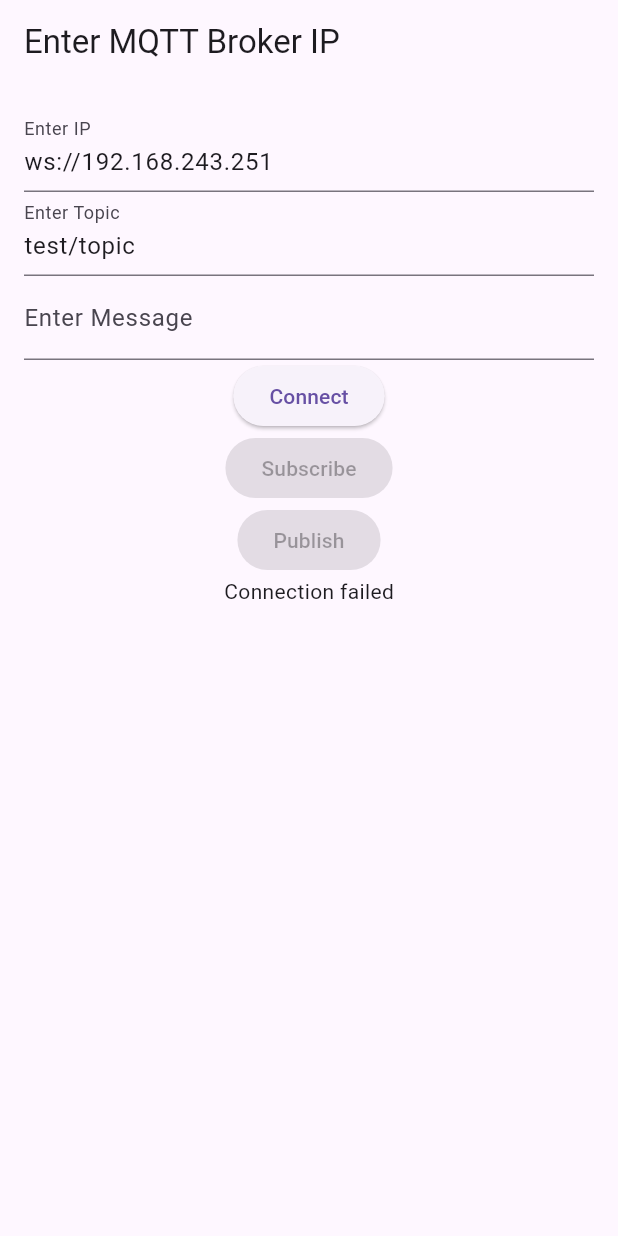
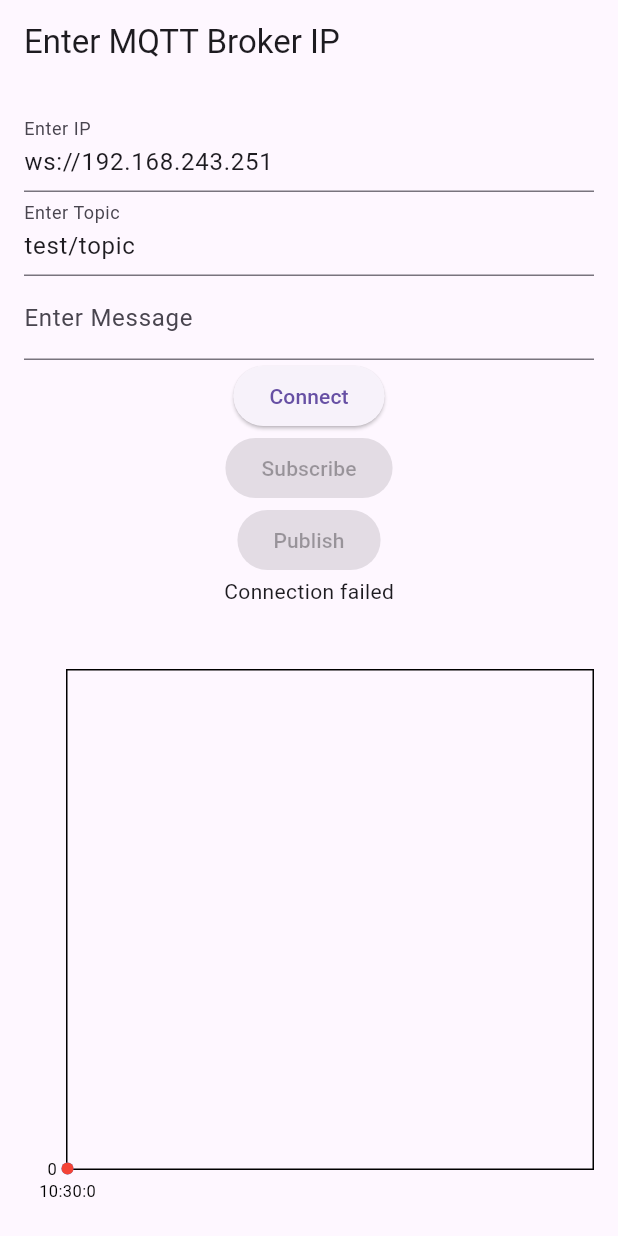
Before and after one commit to GnipN/flutter-web-mqtt-basic, a Flutter app: the screen it shows after launch, after a tap on "Connect", on a phone screen of 412 x 824 dp. Run offline on Flutter 3.47's test engine with Material 3 defaults, Android fonts, the phone set to English and light mode, and no system bars; drawn by our look-alikes of fl_chart; missing offline and left inert: mqtt_client.

Commit message:
Add fl_chart package and implement line chart

```diff
--- a/lib/main.dart
+++ b/lib/main.dart
@@ -1,6 +1,16 @@
+import 'package:flutter/foundation.dart';
 import 'package:flutter/material.dart';
 import 'package:mqtt_client/mqtt_browser_client.dart';
 import 'package:mqtt_client/mqtt_client.dart';
+
+// for fl_chart
+import 'package:fl_chart/fl_chart.dart';
+// import 'package:fl_chart_app/cubits/app/app_cubit.dart';
+// import 'package:fl_chart_app/presentation/resources/app_resources.dart';
+// import 'package:flutter_bloc/flutter_bloc.dart';
+// import 'package:google_fonts/google_fonts.dart';
+
+// import 'presentation/router/app_router.dart';
 
 void main() {
   runApp(const MyApp());
@@ -41,9 +51,16 @@ class _IpInputFormState extends State<IpInputForm> {
   String _connectionStatus = '';
   String _subscribeStatus = '';
   bool _isConnected = false;
+  final List<FlSpot> _chartData = [FlSpot(0, 0)]; // data for 1st chart
+  final List<FlSpot> _chartData2 = [FlSpot(0, 0)]; // data for 2nd chart
+  final List<DateTime> _timeData = [DateTime.now()]; // data for time
 
   @override
   Widget build(BuildContext context) {
+    final double maxY = _chartData
+        .map((spot) => spot.y)
+        .reduce((value, element) => value > element ? value : element);
+
     return Form(
       key: _formKey,
       child: Padding(
@@ -89,7 +106,9 @@ class _IpInputFormState extends State<IpInputForm> {
             ElevatedButton(
               onPressed: () async {
                 if (_formKey.currentState!.validate()) {
-                  print('IP: ${_ipController.text}');
+                  if (kDebugMode) {
+                    print('IP: ${_ipController.text}');
+                  }
                   // Here you can add the code to connect to the MQTT broker
                   client =
                       MqttBrowserClient(_ipController.text, 'flutter_client');
@@ -101,20 +120,26 @@ class _IpInputFormState extends State<IpInputForm> {
                   try {
                     await client?.connect();
                   } catch (e) {
-                    print('Exception: $e');
+                    if (kDebugMode) {
+                      print('Exception: $e');
+                    }
                     client?.disconnect();
                   }
 
                   if (client?.connectionStatus!.state ==
                       MqttConnectionState.connected) {
-                    print('MQTT client connected');
+                    if (kDebugMode) {
+                      print('MQTT client connected');
+                    }
                     setState(() {
                       _connectionStatus = 'Connected';
                       _isConnected = true;
                     });
                   } else {
-                    print('ERROR: MQTT client connection failed - '
-                        'disconnecting, status is ${client?.connectionStatus}');
+                    if (kDebugMode) {
+                      print('ERROR: MQTT client connection failed - '
+                          'disconnecting, status is ${client?.connectionStatus}');
+                    }
                     setState(() {
                       _connectionStatus = 'Connection failed';
                       _isConnected = false;
@@ -142,11 +167,19 @@ class _IpInputFormState extends State<IpInputForm> {
                             MqttPublishPayload.bytesToStringAsString(
                                 recMess.payload.message!);
 
-                        print(
-                            'Received message:$pt from topic: ${c[0].topic}>');
+                        final int intValue = int.parse(pt);
+
                         setState(() {
+                          _chartData.add(FlSpot(_chartData.length.toDouble(),
+                              intValue.toDouble()));
+                          _chartData2.add(FlSpot(_chartData2.length.toDouble(),
+                              intValue.toDouble() + 100));
+                          _timeData.add(DateTime.now());
                           _latestMessage =
                               'Received message:$pt from topic: ${c[0].topic}>';
+                          if (kDebugMode) {
+                            print(_chartData);
+                          }
                         });
                       });
                     }
@@ -170,6 +203,53 @@ class _IpInputFormState extends State<IpInputForm> {
             Text(_connectionStatus),
             Text(_subscribeStatus),
             Text(_latestMessage), // Display the latest message
+            Expanded(
+              child: LineChart(
+                LineChartData(
+                  // minY: 0,
+                  // maxY: 3000,
+                  titlesData: FlTitlesData(
+                    leftTitles: SideTitles(
+                      showTitles: true,
+                      getTitles: (value) {
+                        if (value == 0) {
+                          return '0';
+                        } else if (value == maxY) {
+                          return '${maxY.toInt()}';
+                        } else {
+                          return '';
+                        }
+                      },
+                    ),
+                    bottomTitles: SideTitles(
+                      showTitles: true,
+                      getTitles: (value) {
+                        if (value.toInt() < _timeData.length) {
+                          final time = _timeData[value.toInt()];
+                          return '${time.hour}:${time.minute}:${time.second}';
+                        } else {
+                          return '';
+                        }
+                      },
+                    ),
+                  ),
+                  lineBarsData: [
+                    LineChartBarData(
+                      spots: _chartData,
+                      isCurved: true,
+                      colors: [Colors.blue],
+                      barWidth: 2,
+                    ),
+                    LineChartBarData(
+                      spots: _chartData2,
+                      isCurved: true,
+                      colors: [Colors.red],
+                      barWidth: 2,
+                    ),
+                  ],
+                ),
+              ),
+            ),
           ],
         ),
       ),
--- a/pubspec.yaml
+++ b/pubspec.yaml
@@ -36,6 +36,7 @@ dependencies:
   # Use with the CupertinoIcons class for iOS style icons.
   cupertino_icons: ^1.0.2
   mqtt_client: ^10.0.1
+  fl_chart: ^0.36.4
 
 dev_dependencies:
   flutter_test:
```
Also changed, not shown: pubspec.lock.
